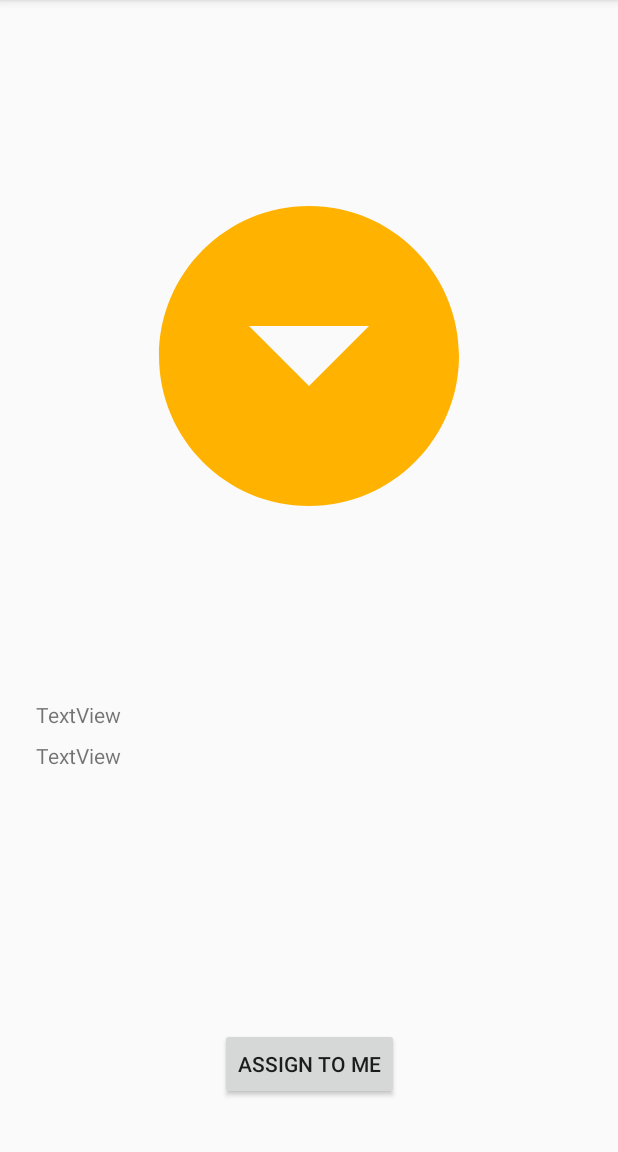
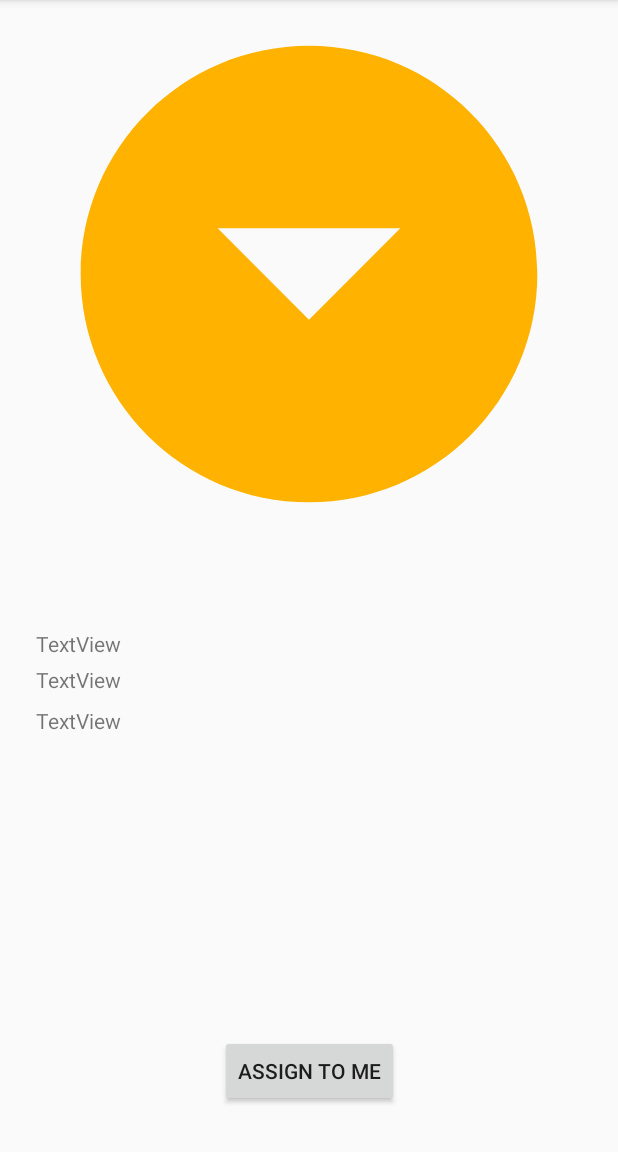
Before and after one commit to balticrobo/fastask-android, an Android app: the TaskDetailsActivity screen opened directly, with no data from a screen before it, on a phone screen of 412 x 824 dp, the part 84-1236 px from its top. Run offline under Robolectric (Android 15) with nearby library versions, the phone set to English and light mode, and no system bars; network calls fail; 2 statements that could not run were skipped.

Commit message:
remove drawable

```diff
--- a/app/src/main/java/com/example/katarzyna/fastask/activity/ReportedTaskDetailsActivity.kt
+++ /dev/null
@@ -1,6 +0,0 @@
-package com.example.katarzyna.fastask.activity
-
-import android.support.v7.app.AppCompatActivity
-
-class ReportedTaskDetailsActivity : AppCompatActivity() {
-}
--- a/app/src/main/java/com/example/katarzyna/fastask/activity/TaskDetailsActivity.kt
+++ b/app/src/main/java/com/example/katarzyna/fastask/activity/TaskDetailsActivity.kt
@@ -10,7 +10,6 @@ class TaskDetailsActivity :  AppCompatActivity() {
 
     override fun onCreate(savedInstanceState: Bundle?) {
         super.onCreate(savedInstanceState)
-
         val task = intent.extras.getParcelable<Task>(TASK)
         println(task.comment)
         setContentView(R.layout.activity_task_details)
--- a/app/src/main/java/com/example/katarzyna/fastask/activity/alltask/TaskPresenter.kt
+++ b/app/src/main/java/com/example/katarzyna/fastask/activity/alltask/TaskPresenter.kt
@@ -24,12 +24,12 @@ class TaskPresenter(postView: TaskView): BasePresenter<TaskView>(postView) {
         changeSubscriber{ postApi.getCreatedByMeTask()}
     }
 
-    fun changeSubscriber(funtion:()-> Observable<List<Task>>){
+    private fun changeSubscriber(funtion:()-> Observable<List<Task>>){
         view.showLoading()
         subscription = setSubscribe(funtion())
     }
 
-    fun setSubscribe(requestedList: Observable<List<Task>>): Disposable? {
+    private fun setSubscribe(requestedList: Observable<List<Task>>): Disposable? {
         return requestedList
                 .observeOn(AndroidSchedulers.mainThread())
                 .subscribeOn(Schedulers.io())
--- a/app/src/main/res/drawable/ic_add_white_24dp.xml
+++ /dev/null
@@ -1,5 +0,0 @@
-<vector android:height="24dp" android:tint="#FFFFFF"
-    android:viewportHeight="24.0" android:viewportWidth="24.0"
-    android:width="24dp" xmlns:android="http://schemas.android.com/apk/res/android">
-    <path android:fillColor="#FF000000" android:pathData="M19,13h-6v6h-2v-6H5v-2h6V5h2v6h6v2z"/>
-</vector>
--- a/app/src/main/res/drawable/ic_sentiment_very_dissatisfied_black_24dp.xml
+++ /dev/null
@@ -1,5 +0,0 @@
-<vector android:height="24dp" android:tint="#DA4235"
-    android:viewportHeight="24.0" android:viewportWidth="24.0"
-    android:width="24dp" xmlns:android="http://schemas.android.com/apk/res/android">
-    <path android:fillColor="#FF000000" android:pathData="M11.99,2C6.47,2 2,6.47 2,12s4.47,10 9.99,10S22,17.53 22,12 17.52,2 11.99,2zM12,20c-4.42,0 -8,-3.58 -8,-8s3.58,-8 8,-8 8,3.58 8,8 -3.58,8 -8,8zM16.18,7.76l-1.06,1.06 -1.06,-1.06L13,8.82l1.06,1.06L13,10.94 14.06,12l1.06,-1.06L16.18,12l1.06,-1.06 -1.06,-1.06 1.06,-1.06zM7.82,12l1.06,-1.06L9.94,12 11,10.94 9.94,9.88 11,8.82 9.94,7.76 8.88,8.82 7.82,7.76 6.76,8.82l1.06,1.06 -1.06,1.06zM12,14c-2.33,0 -4.31,1.46 -5.11,3.5h10.22c-0.8,-2.04 -2.78,-3.5 -5.11,-3.5z"/>
-</vector>
--- a/app/src/main/res/layout/activity_task_details.xml
+++ b/app/src/main/res/layout/activity_task_details.xml
@@ -8,14 +8,13 @@
 
     <ImageView
         android:id="@+id/imageView"
-        android:layout_width="@dimen/task_details_image"
-        android:layout_height="@dimen/task_details_image"
-        android:layout_marginBottom="8dp"
+        android:layout_width="0dp"
+        android:layout_height="0dp"
         android:layout_marginEnd="8dp"
         android:layout_marginStart="8dp"
-        android:layout_marginTop="32dp"
         app:layout_constraintBottom_toTopOf="@+id/content_tast_detaiks"
         app:layout_constraintEnd_toEndOf="parent"
+        app:layout_constraintHorizontal_bias="0.502"
         app:layout_constraintStart_toStartOf="parent"
         app:layout_constraintTop_toTopOf="parent"
         app:srcCompat="@drawable/ic_down_circle" />
@@ -23,16 +22,27 @@
     <android.support.constraint.ConstraintLayout
         android:id="@+id/content_tast_detaiks"
         android:layout_width="0dp"
-        android:layout_height="309dp"
-        android:layout_marginBottom="8dp"
+        android:layout_height="0dp"
         android:layout_marginEnd="8dp"
         android:layout_marginStart="8dp"
+        android:layout_marginTop="38dp"
         app:layout_constraintBottom_toBottomOf="parent"
         app:layout_constraintEnd_toEndOf="parent"
-        app:layout_constraintStart_toStartOf="parent">
+        app:layout_constraintStart_toStartOf="parent"
+        app:layout_constraintTop_toBottomOf="@+id/imageView">
 
         <TextView
             android:id="@+id/action"
+            android:layout_width="wrap_content"
+            android:layout_height="wrap_content"
+            android:layout_marginStart="16dp"
+            android:layout_marginTop="40dp"
+            android:text="TextView"
+            app:layout_constraintStart_toStartOf="parent"
+            app:layout_constraintTop_toTopOf="parent" />
+
+        <TextView
+            android:id="@+id/action2"
             android:layout_width="wrap_content"
             android:layout_height="wrap_content"
             android:layout_marginStart="16dp"
```
Also changed, not shown: app/src/main/java/com/example/katarzyna/fastask/model/Task.kt (+0 -33 lines), app/src/main/res/drawable-v21/ic_menu_camera.xml (deleted, +0 -12 lines), app/src/main/res/drawable-v21/ic_menu_gallery.xml (deleted, +0 -9 lines), app/src/main/res/drawable-v21/ic_menu_manage.xml (deleted, +0 -9 lines), app/src/main/res/drawable-v21/ic_menu_send.xml (deleted, +0 -9 lines), app/src/main/res/drawable-v21/ic_menu_share.xml (deleted, +0 -9 lines), app/src/main/res/drawable-v21/ic_menu_slideshow.xml (deleted, +0 -9 lines), app/src/main/res/drawable/ic_notifications_black_24dp.xml (deleted, +0 -9 lines), app/src/main/res/drawable/side_nav_bar.xml (deleted, +0 -9 lines).
